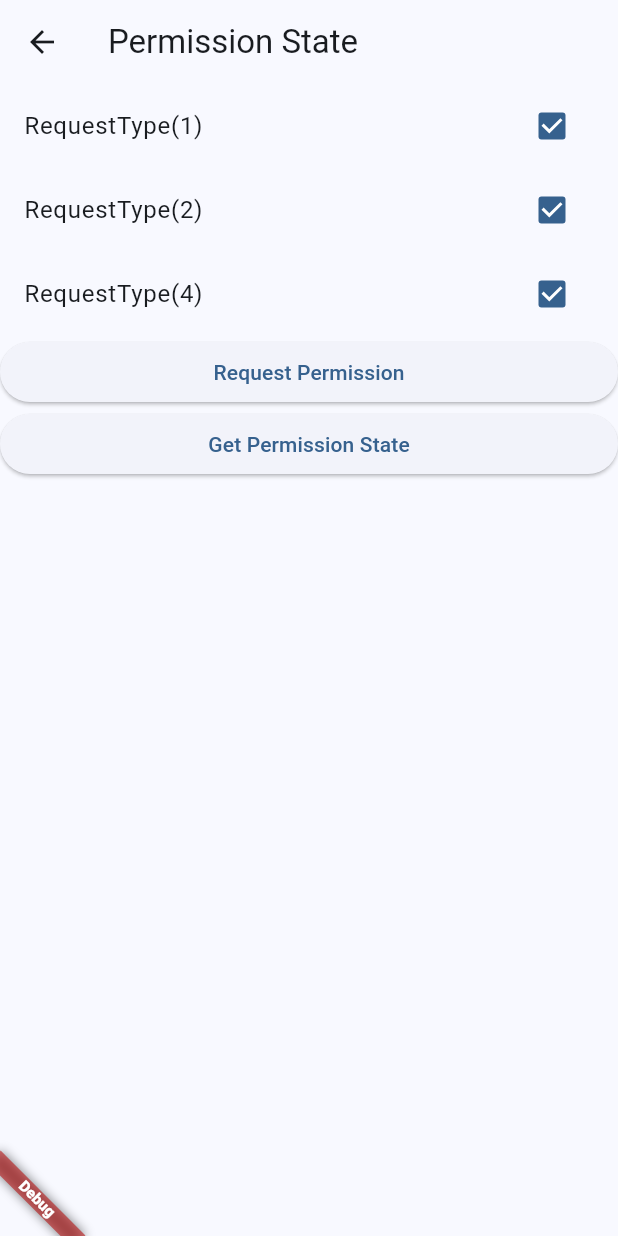
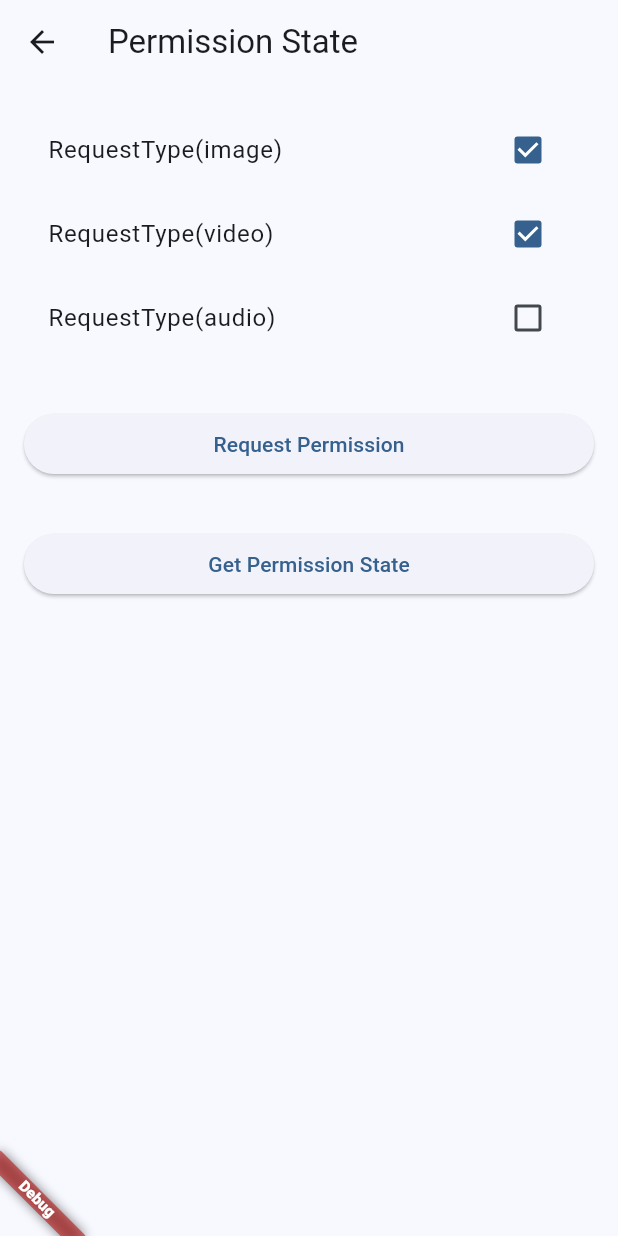
Before and after one commit to fluttercandies/flutter_photo_manager, a Flutter app: the PermissionStatePage screen opened directly, on a phone screen of 412 x 824 dp. Run offline on Flutter 3.47's test engine with Material 3 defaults, Android fonts, the phone set to English and light mode, and no system bars; drawn by our look-alikes of oktoast; our stand-ins replace video_player; missing offline and left inert: photo_manager_image_provider.

Commit message:
Change example
Signed-off-by: Caijinglong <cjl_spy@163.com>

```diff
--- a/example/lib/page/developer/permission_state_page.dart
+++ b/example/lib/page/developer/permission_state_page.dart
@@ -1,5 +1,14 @@
+import 'dart:io';
+
 import 'package:flutter/material.dart';
 import 'package:photo_manager/photo_manager.dart';
+
+extension on List<Widget> {
+  List<Widget> paddingAll(double padding) {
+    return map((e) => Padding(padding: EdgeInsets.all(padding), child: e))
+        .toList();
+  }
+}
 
 class PermissionStatePage extends StatefulWidget {
   const PermissionStatePage({super.key});
@@ -9,12 +18,18 @@ class PermissionStatePage extends StatefulWidget {
 }
 
 class _PermissionStatePageState extends State<PermissionStatePage> {
-  List<RequestType> types = RequestType.values;
+  List<int> types = [
+    RequestType.image.value,
+    RequestType.video.value,
+  ];
+
   RequestType get _selectedType {
-    return RequestType.fromTypes(types);
+    return RequestType.fromTypes(types.map((e) => RequestType(e)).toList());
   }
 
   PermissionState? _permissionState;
+
+  IosAccessLevel _iosAccessLevel = IosAccessLevel.readWrite; // 添加这一行
 
   @override
   Widget build(BuildContext context) {
@@ -24,22 +39,43 @@ class _PermissionStatePageState extends State<PermissionStatePage> {
       ),
       body: ListView(
         children: [
+          if (Platform.isAndroid)
             Column(
               children: RequestType.values.map((RequestType type) {
                 return CheckboxListTile(
                   title: Text(type.toString().split('.').last),
-                value: _selectedType.containsType(type),
+                  value: types.contains(type.value),
                   onChanged: (bool? value) {
                     setState(() {
                       if (value == true) {
-                      types.add(type);
+                        types.add(type.value);
                       } else {
-                      types.remove(type);
+                        types.remove(type.value);
                       }
                     });
                   },
                 );
               }).toList(),
+            ),
+          if (Platform.isIOS)
+            Column(
+              children: [
+                Text('iOS Access Level: $_iosAccessLevel'),
+                DropdownButton<IosAccessLevel>(
+                  value: _iosAccessLevel,
+                  onChanged: (IosAccessLevel? value) {
+                    setState(() {
+                      _iosAccessLevel = value!;
+                    });
+                  },
+                  items: IosAccessLevel.values.map((IosAccessLevel value) {
+                    return DropdownMenuItem<IosAccessLevel>(
+                      value: value,
+                      child: Text(value.toString()),
+                    );
+                  }).toList(),
+                ),
+              ],
             ),
           ElevatedButton(
             onPressed: _requestPermission,
@@ -51,7 +87,7 @@ class _PermissionStatePageState extends State<PermissionStatePage> {
           ),
           if (_permissionState != null)
             Text('Current Permission State: $_permissionState'),
-        ],
+        ].paddingAll(16),
       ),
     );
   }
--- a/lib/src/types/types.dart
+++ b/lib/src/types/types.dart
@@ -82,7 +82,20 @@ class RequestType {
   int get hashCode => value;
 
   @override
-  String toString() => '$runtimeType($value)';
+  String toString() {
+    final values = <String>[];
+    if (containsImage()) {
+      values.add('image');
+    }
+    if (containsVideo()) {
+      values.add('video');
+    }
+    if (containsAudio()) {
+      values.add('audio');
+    }
+
+    return '$runtimeType(${values.join(', ')})';
+  }
 }
 
 /// See [PermissionState].
```
Lines whose indentation alone changed are shown as unchanged.
